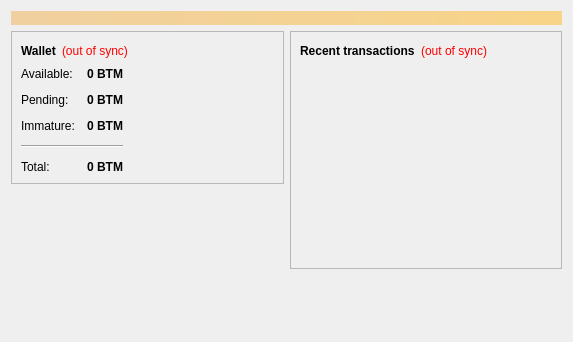
Qt form src/qt/forms/overviewpage.ui (project-bitmark/bitmark) before a commit.
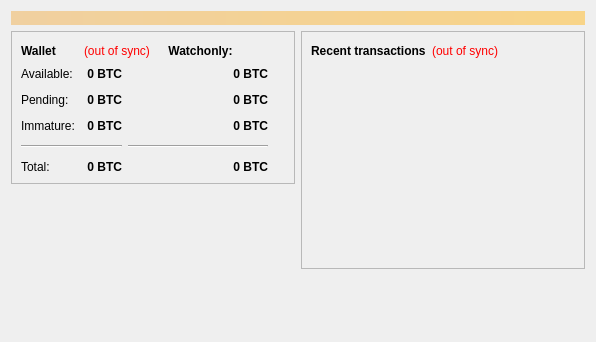
The same form after that commit.

Commit message: watch-only addresses

What changed in the file:
```diff
--- a/src/qt/forms/overviewpage.ui
+++ b/src/qt/forms/overviewpage.ui
@@ -6,7 +6,7 @@
    <rect>
     <x>0</x>
     <y>0</y>
-    <width>573</width>
+    <width>596</width>
     <height>342</height>
    </rect>
   </property>
@@ -46,6 +46,8 @@
           <item>
            <layout class="QHBoxLayout" name="horizontalLayout_4">
             <item>
+             <layout class="QHBoxLayout" name="horizontalLayout_7">
+              <item>
              <widget class="QLabel" name="label_5">
               <property name="font">
                <font>
@@ -61,7 +63,7 @@
             <item>
              <widget class="QLabel" name="labelWalletStatus">
               <property name="toolTip">
-               <string>The displayed information may be out of date. Your wallet automatically synchronizes with the Bitmark network after a connection is established, but this process has not completed yet.</string>
+                 <string>The displayed information may be out of date. Your wallet automatically synchronizes with the Bitcoin network after a connection is established, but this process has not completed yet.</string>
               </property>
               <property name="styleSheet">
                <string notr="true">QLabel { color: red; }</string>
@@ -74,11 +76,34 @@
               </property>
              </widget>
             </item>
+             </layout>
+            </item>
+            <item>
+             <layout class="QHBoxLayout" name="horizontalLayout_8">
+              <item>
+               <widget class="QLabel" name="labelWatchonly">
+                <property name="font">
+                 <font>
+                  <weight>75</weight>
+                  <bold>true</bold>
+                 </font>
+                </property>
+                <property name="text">
+                 <string>Watchonly:</string>
+                </property>
+                <property name="alignment">
+                 <set>Qt::AlignCenter</set>
+                </property>
+               </widget>
+              </item>
             <item>
              <spacer name="horizontalSpacer_2">
               <property name="orientation">
                <enum>Qt::Horizontal</enum>
               </property>
+                <property name="sizeType">
+                 <enum>QSizePolicy::Preferred</enum>
+                </property>
               <property name="sizeHint" stdset="0">
                <size>
                 <width>40</width>
@@ -89,6 +114,8 @@
             </item>
            </layout>
           </item>
+           </layout>
+          </item>
           <item>
           <layout class="QHBoxLayout" name="horizontalLayout_3">
            <item>
@@ -124,7 +151,7 @@
                <string>Your current spendable balance</string>
               </property>
               <property name="text">
-               <string notr="true">0 BTM</string>
+                 <string notr="true">0 BTC</string>
               </property>
               <property name="alignment">
                <set>Qt::AlignRight|Qt::AlignTrailing|Qt::AlignVCenter</set>
@@ -156,7 +183,7 @@
                <string>Total of transactions that have yet to be confirmed, and do not yet count toward the spendable balance</string>
               </property>
               <property name="text">
-               <string notr="true">0 BTM</string>
+                 <string notr="true">0 BTC</string>
               </property>
               <property name="alignment">
                <set>Qt::AlignRight|Qt::AlignTrailing|Qt::AlignVCenter</set>
@@ -181,11 +208,14 @@
                 <bold>true</bold>
                </font>
               </property>
+                <property name="cursor">
+                 <cursorShape>IBeamCursor</cursorShape>
+                </property>
               <property name="toolTip">
                <string>Mined balance that has not yet matured</string>
               </property>
               <property name="text">
-               <string notr="true">0 BTM</string>
+                 <string notr="true">0 BTC</string>
               </property>
               <property name="alignment">
                <set>Qt::AlignRight|Qt::AlignTrailing|Qt::AlignVCenter</set>
@@ -195,6 +225,13 @@
               </property>
              </widget>
             </item>
+              <item row="3" column="0" colspan="2">
+               <widget class="Line" name="line">
+                <property name="orientation">
+                 <enum>Qt::Horizontal</enum>
+                </property>
+               </widget>
+              </item>
             <item row="4" column="0">
              <widget class="QLabel" name="labelTotalText">
               <property name="text">
@@ -217,7 +254,95 @@
                <string>Your current total balance</string>
               </property>
               <property name="text">
-               <string notr="true">0 BTM</string>
+                 <string notr="true">0 BTC</string>
+                </property>
+                <property name="alignment">
+                 <set>Qt::AlignRight|Qt::AlignTrailing|Qt::AlignVCenter</set>
+                </property>
+                <property name="textInteractionFlags">
+                 <set>Qt::LinksAccessibleByMouse|Qt::TextSelectableByKeyboard|Qt::TextSelectableByMouse</set>
+                </property>
+               </widget>
+              </item>
+             </layout>
+            </item>
+            <item>
+             <layout class="QFormLayout" name="formLayout">
+              <property name="fieldGrowthPolicy">
+               <enum>QFormLayout::AllNonFixedFieldsGrow</enum>
+              </property>
+              <property name="horizontalSpacing">
+               <number>12</number>
+              </property>
+              <property name="verticalSpacing">
+               <number>12</number>
+              </property>
+              <item row="0" column="1">
+               <widget class="QLabel" name="labelWatchAvailable">
+                <property name="font">
+                 <font>
+                  <weight>75</weight>
+                  <bold>true</bold>
+                 </font>
+                </property>
+                <property name="cursor">
+                 <cursorShape>IBeamCursor</cursorShape>
+                </property>
+                <property name="toolTip">
+                 <string>Your current balance in watchonly addresses</string>
+                </property>
+                <property name="text">
+                 <string>0 BTC</string>
+                </property>
+                <property name="alignment">
+                 <set>Qt::AlignRight|Qt::AlignTrailing|Qt::AlignVCenter</set>
+                </property>
+                <property name="textInteractionFlags">
+                 <set>Qt::LinksAccessibleByMouse|Qt::TextSelectableByKeyboard|Qt::TextSelectableByMouse</set>
+                </property>
+               </widget>
+              </item>
+              <item row="1" column="1">
+               <widget class="QLabel" name="labelWatchPending">
+                <property name="font">
+                 <font>
+                  <weight>75</weight>
+                  <bold>true</bold>
+                 </font>
+                </property>
+                <property name="cursor">
+                 <cursorShape>IBeamCursor</cursorShape>
+                </property>
+                <property name="toolTip">
+                 <string>Unconfirmed transactions to watchonly addresses</string>
+                </property>
+                <property name="text">
+                 <string>0 BTC</string>
+                </property>
+                <property name="alignment">
+                 <set>Qt::AlignRight|Qt::AlignTrailing|Qt::AlignVCenter</set>
+                </property>
+                <property name="textInteractionFlags">
+                 <set>Qt::LinksAccessibleByMouse|Qt::TextSelectableByKeyboard|Qt::TextSelectableByMouse</set>
+                </property>
+               </widget>
+              </item>
+              <item row="2" column="1">
+               <widget class="QLabel" name="labelWatchImmature">
+                <property name="font">
+                 <font>
+                  <weight>75</weight>
+                  <bold>true</bold>
+                 </font>
+                </property>
+                <property name="cursor">
+                 <cursorShape>IBeamCursor</cursorShape>
+                </property>
+                <property name="toolTip">
+                 <string>Mined balance in watchonly addresses that has not yet matured</string>
+                </property>
+                <property name="text">
+                 <string>0 BTC</string>
               </property>
               <property name="alignment">
                <set>Qt::AlignRight|Qt::AlignTrailing|Qt::AlignVCenter</set>
@@ -228,12 +353,49 @@
              </widget>
             </item>
             <item row="3" column="0" colspan="2">
-             <widget class="Line" name="line">
+               <widget class="Line" name="lineWatchBalance">
+                <property name="sizePolicy">
+                 <sizepolicy hsizetype="Preferred" vsizetype="Fixed">
+                  <horstretch>0</horstretch>
+                  <verstretch>0</verstretch>
+                 </sizepolicy>
+                </property>
+                <property name="minimumSize">
+                 <size>
+                  <width>140</width>
+                  <height>0</height>
+                 </size>
+                </property>
               <property name="orientation">
                <enum>Qt::Horizontal</enum>
               </property>
              </widget>
             </item>
+              <item row="4" column="1">
+               <widget class="QLabel" name="labelWatchTotal">
+                <property name="font">
+                 <font>
+                  <weight>75</weight>
+                  <bold>true</bold>
+                 </font>
+                </property>
+                <property name="cursor">
+                 <cursorShape>IBeamCursor</cursorShape>
+                </property>
+                <property name="toolTip">
+                 <string>Current total balance in watchonly addresses</string>
+                </property>
+                <property name="text">
+                 <string>0 BTC</string>
+                </property>
+                <property name="alignment">
+                 <set>Qt::AlignRight|Qt::AlignTrailing|Qt::AlignVCenter</set>
+                </property>
+                <property name="textInteractionFlags">
+                 <set>Qt::LinksAccessibleByMouse|Qt::TextSelectableByKeyboard|Qt::TextSelectableByMouse</set>
+                </property>
+               </widget>
+              </item>
            </layout>
           </item>
             <item>
@@ -241,9 +403,12 @@
               <property name="orientation">
                <enum>Qt::Horizontal</enum>
               </property>
+              <property name="sizeType">
+               <enum>QSizePolicy::Expanding</enum>
+              </property>
               <property name="sizeHint" stdset="0">
                <size>
-                <width>40</width>
+                <width>20</width>
                 <height>20</height>
                </size>
               </property>
```
Lines whose indentation alone changed are shown as unchanged. The commit also changes 22 other files.
